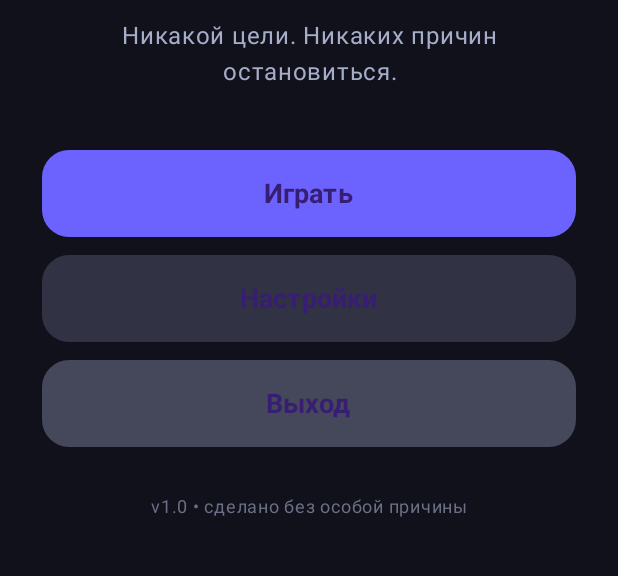
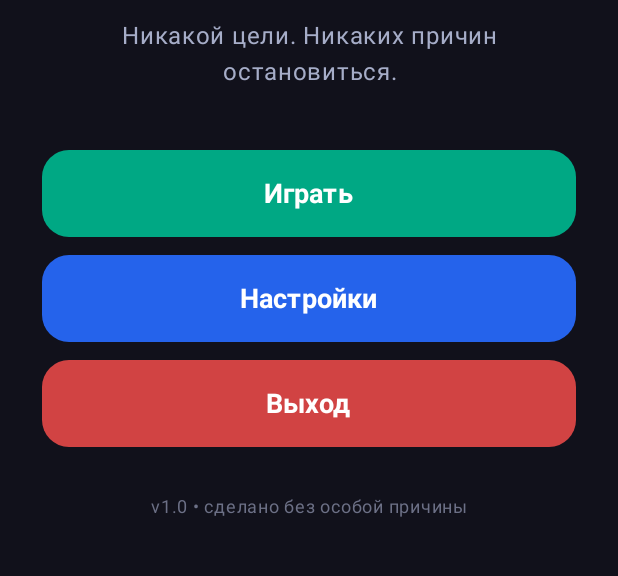
Before and after one commit to SustemFox/BessmyslennayaIgra, an Android app built with Jetpack Compose: the screen it shows after launch (MainActivity), on a phone screen of 412 x 824 dp, the part 526-1102 px from its top. Run offline under Robolectric (Android 15) with nearby library versions, the light colour scheme and no system bars.

Commit message:
Fix click crash and improve menu contrast and icon

```diff
--- a/app/src/main/java/com/sustemfox/bessmyslennayaigra/MainActivity.kt
+++ b/app/src/main/java/com/sustemfox/bessmyslennayaigra/MainActivity.kt
@@ -1,8 +1,7 @@
 package com.sustemfox.bessmyslennayaigra
 
 import android.app.Activity
-import android.media.AudioManager
-import android.media.ToneGenerator
+import android.view.SoundEffectConstants
 import android.os.Bundle
 import android.view.HapticFeedbackConstants
 import androidx.activity.ComponentActivity
@@ -69,17 +68,17 @@ private val muted = Color(0xFFA6ADC8)
         Spacer(Modifier.height(28.dp))
         Text("БЕССМЫСЛЕННАЯ\nИГРА", textAlign = TextAlign.Center, color = ink, fontSize = 31.sp, lineHeight = 35.sp, fontWeight = FontWeight.Black)
         Text("Никакой цели. Никаких причин остановиться.", color = muted, textAlign = TextAlign.Center, modifier = Modifier.padding(top = 12.dp, bottom = 40.dp))
-        MenuButton("Играть", Color(0xFF6C63FF), onPlay)
+        MenuButton("Играть", Color(0xFF00A884), onPlay)
         Spacer(Modifier.height(12.dp))
-        MenuButton("Настройки", Color(0xFF313244), onSettings)
+        MenuButton("Настройки", Color(0xFF2563EB), onSettings)
         Spacer(Modifier.height(12.dp))
-        MenuButton("Выход", Color(0xFF45475A), onExit)
+        MenuButton("Выход", Color(0xFFD14343), onExit)
         Spacer(Modifier.height(28.dp)); Text("v1.0 • сделано без особой причины", color = Color(0xFF6C7086), fontSize = 12.sp)
     }
 }
 
 @Composable private fun MenuButton(text: String, color: Color, action: () -> Unit) {
-    Button(onClick = action, modifier = Modifier.fillMaxWidth().height(58.dp), shape = RoundedCornerShape(18.dp), colors = ButtonDefaults.buttonColors(containerColor = color)) { Text(text, fontSize = 18.sp, fontWeight = FontWeight.Bold) }
+    Button(onClick = action, modifier = Modifier.fillMaxWidth().height(58.dp), shape = RoundedCornerShape(18.dp), colors = ButtonDefaults.buttonColors(containerColor = color, contentColor = Color.White)) { Text(text, fontSize = 18.sp, fontWeight = FontWeight.Bold) }
 }
 
 @Composable private fun SettingsScreen(sound: Boolean, onSound: (Boolean) -> Unit, onBack: () -> Unit) {
@@ -103,7 +102,7 @@ private val muted = Color(0xFFA6ADC8)
         AnimatedContent(score, label = "score") { Text("$it", fontSize = 82.sp, fontWeight = FontWeight.Black, color = ink) }
         Text("единиц бессмысленности", color = muted)
         Spacer(Modifier.height(28.dp))
-        Surface(color = color, shape = CircleShape, shadowElevation = 12.dp, modifier = Modifier.size(220.dp).scale(scale).clickable { pressed = true; view.performHapticFeedback(HapticFeedbackConstants.KEYBOARD_TAP); if (soundEnabled) ToneGenerator(AudioManager.STREAM_MUSIC, 35).startTone(ToneGenerator.TONE_PROP_BEEP, 55); score++; phrase = phrases.random(); title = titles.random(); pressed = false }) { Box(Modifier.fillMaxSize(), contentAlignment = Alignment.Center) { Text(title, color = Color.White, textAlign = TextAlign.Center, fontSize = 25.sp, fontWeight = FontWeight.Bold, modifier = Modifier.padding(20.dp)) } }
+        Surface(color = color, shape = CircleShape, shadowElevation = 12.dp, modifier = Modifier.size(220.dp).scale(scale).clickable { pressed = true; view.performHapticFeedback(HapticFeedbackConstants.KEYBOARD_TAP); if (soundEnabled) view.playSoundEffect(SoundEffectConstants.CLICK); score++; phrase = phrases.random(); title = titles.random(); pressed = false }) { Box(Modifier.fillMaxSize(), contentAlignment = Alignment.Center) { Text(title, color = Color.White, textAlign = TextAlign.Center, fontSize = 25.sp, fontWeight = FontWeight.Bold, modifier = Modifier.padding(20.dp)) } }
         Spacer(Modifier.height(30.dp))
         Surface(color = Color(0xFF313244), shape = RoundedCornerShape(18.dp), modifier = Modifier.fillMaxWidth().heightIn(min = 76.dp)) { Box(Modifier.padding(16.dp), contentAlignment = Alignment.Center) { Text(phrase, color = Color(0xFFCDD6F4), textAlign = TextAlign.Center) } }
         Spacer(Modifier.weight(1f)); Text("Рекорд: $score. Никому не рассказывай.", color = Color(0xFF6C7086), fontSize = 12.sp)
--- a/app/src/main/res/drawable/ic_launcher_background.xml
+++ b/app/src/main/res/drawable/ic_launcher_background.xml
@@ -1 +1 @@
-<shape xmlns:android="http://schemas.android.com/apk/res/android" android:shape="rectangle"><solid android:color="#11111B"/></shape>
+<shape xmlns:android="http://schemas.android.com/apk/res/android" android:shape="rectangle"><solid android:color="#172554"/></shape>
--- a/app/src/main/res/drawable/ic_launcher_foreground.xml
+++ b/app/src/main/res/drawable/ic_launcher_foreground.xml
@@ -1,5 +1,5 @@
 <vector xmlns:android="http://schemas.android.com/apk/res/android" android:width="108dp" android:height="108dp" android:viewportWidth="108" android:viewportHeight="108">
-    <path android:fillColor="#6C63FF" android:pathData="M54,12A42,42 0,1 0,54,96A42,42 0,1 0,54,12"/>
-    <path android:fillColor="#FFFFFF" android:pathData="M32,39A7,7 0,1 0,32,53A7,7 0,1 0,32,39M76,39A7,7 0,1 0,76,53A7,7 0,1 0,76,39"/>
-    <path android:fillColor="#FFFFFF" android:pathData="M32,67C39,76 69,76 76,67L76,73C68,84 40,84 32,73Z"/>
+    <path android:fillColor="#F97316" android:pathData="M18,48C18,30 34,18 54,18C74,18 90,30 90,48L90,71C90,81 82,90 72,90L36,90C26,90 18,81 18,71Z"/>
+    <path android:fillColor="#C2410C" android:pathData="M18,63L90,63L90,71C90,81 82,90 72,90L36,90C26,90 18,81 18,71Z"/>
+    <path android:fillColor="#FEF3C7" android:pathData="M57,28L36,57L50,57L47,79L72,47L58,47Z"/>
 </vector>
--- a/app/src/main/res/mipmap-anydpi/ic_launcher.xml
+++ b/app/src/main/res/mipmap-anydpi/ic_launcher.xml
@@ -1 +1 @@
-<vector xmlns:android="http://schemas.android.com/apk/res/android" android:width="48dp" android:height="48dp" android:viewportWidth="48" android:viewportHeight="48"><path android:fillColor="#6C63FF" android:pathData="M24,2A22,22 0,1 0,24,46A22,22 0,1 0,24,2"/><path android:fillColor="#FFFFFF" android:pathData="M14,17A4,4 0,1 0,14,25A4,4 0,1 0,14,17M34,17A4,4 0,1 0,34,25A4,4 0,1 0,34,17M14,31C18,36 30,36 34,31L34,34C29,40 19,40 14,34Z"/></vector>
+<vector xmlns:android="http://schemas.android.com/apk/res/android" android:width="48dp" android:height="48dp" android:viewportWidth="48" android:viewportHeight="48"><path android:fillColor="#172554" android:pathData="M0,0h48v48h-48z"/><path android:fillColor="#F97316" android:pathData="M7,21C7,12 15,7 24,7C33,7 41,12 41,21L41,32C41,37 37,41 32,41L16,41C11,41 7,37 7,32Z"/><path android:fillColor="#C2410C" android:pathData="M7,29L41,29L41,32C41,37 37,41 32,41L16,41C11,41 7,37 7,32Z"/><path android:fillColor="#FEF3C7" android:pathData="M25,11L15,25L22,25L20,36L34,21L27,21Z"/></vector>
```
